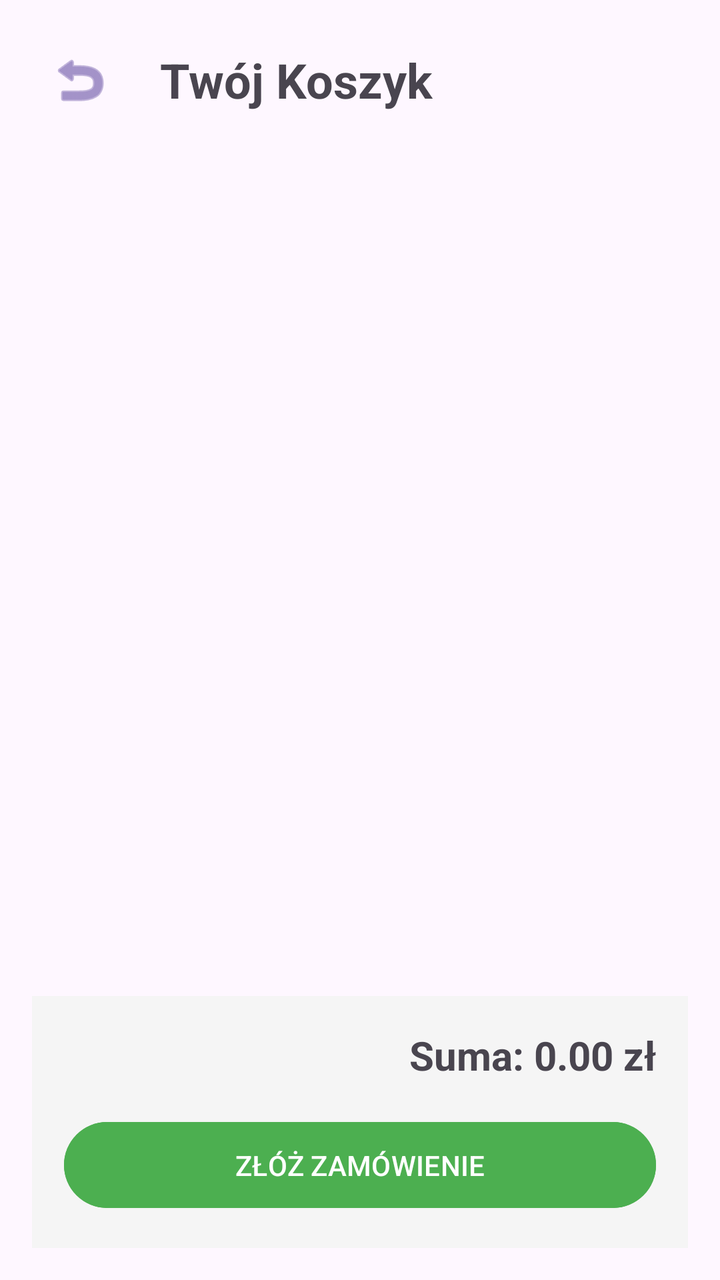
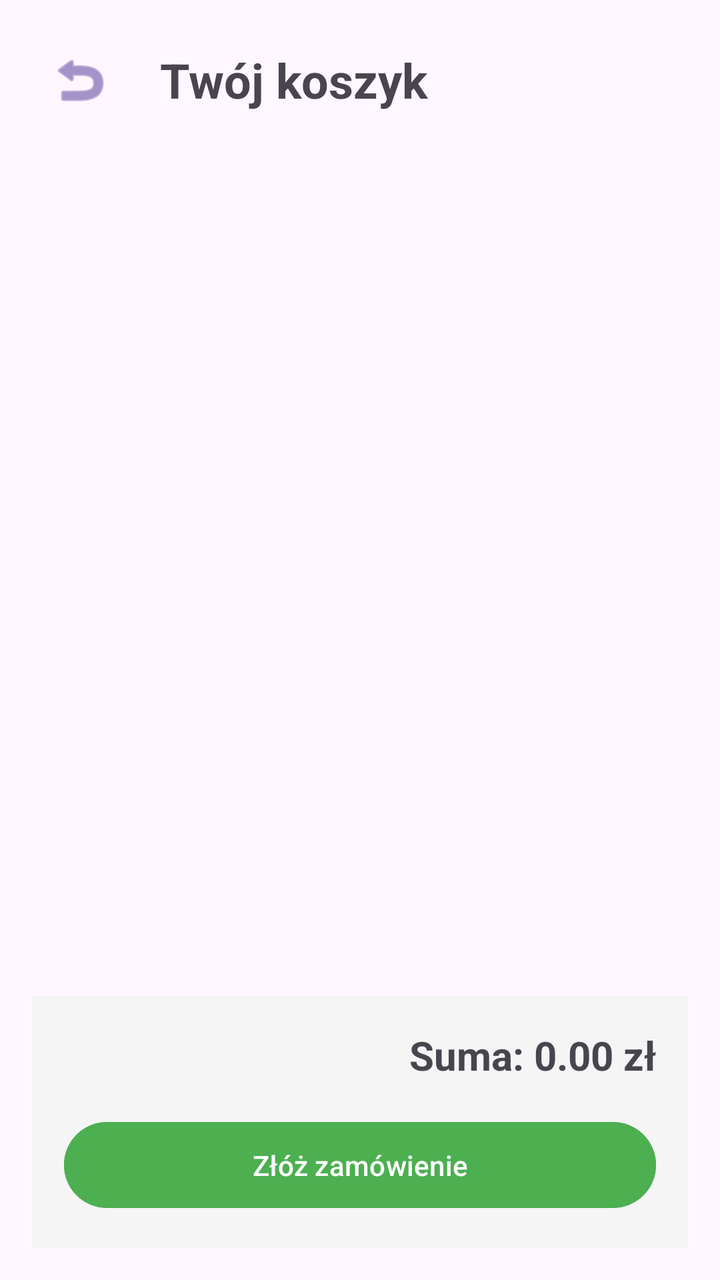

Before-and-after screenshots of an Android layout around one commit, followed by the original layout XML and the change that was made.
<!-- AndroidManifest.xml: application theme Theme.Sklep -->
<!-- res/layout/activity_cart.xml -->
<?xml version="1.0" encoding="utf-8"?>
<androidx.constraintlayout.widget.ConstraintLayout xmlns:android="http://schemas.android.com/apk/res/android"
    xmlns:app="http://schemas.android.com/apk/res-auto"
    xmlns:tools="http://schemas.android.com/tools"
    android:layout_width="match_parent"
    android:layout_height="match_parent"
    android:padding="16dp"
    tools:context=".activities.CartActivity">

    
    <LinearLayout
        android:id="@+id/headerCart"
        android:layout_width="match_parent"
        android:layout_height="wrap_content"
        android:orientation="horizontal"
        android:gravity="center_vertical"
        app:layout_constraintTop_toTopOf="parent">

        <ImageButton
            android:id="@+id/btnBack"
            android:layout_width="48dp"
            android:layout_height="48dp"
            android:background="?attr/selectableItemBackgroundBorderless"
            android:src="@android:drawable/ic_menu_revert"
            app:tint="#6750A4" />

        <TextView
            android:layout_width="wrap_content"
            android:layout_height="wrap_content"
            android:text="Twój Koszyk"
            android:textSize="24sp"
            android:textStyle="bold"
            android:layout_marginStart="16dp" />
    </LinearLayout>

    
    <androidx.recyclerview.widget.RecyclerView
        android:id="@+id/rvCartItems"
        android:layout_width="0dp"
        android:layout_height="0dp"
        android:layout_marginTop="16dp"
        android:layout_marginBottom="16dp"
        app:layout_constraintBottom_toTopOf="@+id/layoutSummary"
        app:layout_constraintEnd_toEndOf="parent"
        app:layout_constraintStart_toStartOf="parent"
        app:layout_constraintTop_toBottomOf="@id/headerCart" />

    
    <LinearLayout
        android:id="@+id/layoutSummary"
        android:layout_width="match_parent"
        android:layout_height="wrap_content"
        android:orientation="vertical"
        android:background="#F5F5F5"
        android:padding="16dp"
        app:layout_constraintBottom_toBottomOf="parent">

        <TextView
            android:id="@+id/tvTotalAmount"
            android:layout_width="match_parent"
            android:layout_height="wrap_content"
            android:text="Suma: 0.00 zł"
            android:textSize="20sp"
            android:textStyle="bold"
            android:gravity="end"
            android:layout_marginBottom="16dp" />

        <Button
            android:id="@+id/btnPlaceOrder"
            android:layout_width="match_parent"
            android:layout_height="wrap_content"
            android:text="ZŁÓŻ ZAMÓWIENIE"
            android:backgroundTint="#4CAF50"
            android:padding="12dp" />
    </LinearLayout>

</androidx.constraintlayout.widget.ConstraintLayout>
<!-- resources referenced by this layout -->
<resources>
  <style name="Theme.Sklep" parent="Base.Theme.Sklep" />
  <style name="Base.Theme.Sklep" parent="Theme.Material3.DayNight.NoActionBar">
          
          
      </style>
</resources>

<!-- the commit's change to res/layout/activity_cart.xml (unified diff, before → after) -->
@@ -7,13 +7,12 @@
     android:padding="16dp"
     tools:context=".activities.CartActivity">
 
-    
     <LinearLayout
         android:id="@+id/headerCart"
         android:layout_width="match_parent"
         android:layout_height="wrap_content"
+        android:gravity="center_vertical"
         android:orientation="horizontal"
-        android:gravity="center_vertical"
         app:layout_constraintTop_toTopOf="parent">
 
         <ImageButton
@@ -21,19 +20,19 @@
             android:layout_width="48dp"
             android:layout_height="48dp"
             android:background="?attr/selectableItemBackgroundBorderless"
+            android:contentDescription="Wstecz"
             android:src="@android:drawable/ic_menu_revert"
             app:tint="#6750A4" />
 
         <TextView
             android:layout_width="wrap_content"
             android:layout_height="wrap_content"
-            android:text="Twój Koszyk"
+            android:layout_marginStart="16dp"
+            android:text="Twój koszyk"
             android:textSize="24sp"
-            android:textStyle="bold"
-            android:layout_marginStart="16dp" />
-    </LinearLayout>
-
-    
+            android:textStyle="bold" />
+    </LinearLayout>
+
     <androidx.recyclerview.widget.RecyclerView
         android:id="@+id/rvCartItems"
         android:layout_width="0dp"
@@ -43,15 +42,52 @@
         app:layout_constraintBottom_toTopOf="@+id/layoutSummary"
         app:layout_constraintEnd_toEndOf="parent"
         app:layout_constraintStart_toStartOf="parent"
-        app:layout_constraintTop_toBottomOf="@id/headerCart" />
-
-    
+        app:layout_constraintTop_toBottomOf="@id/headerCart"
+        tools:listitem="@layout/item_cart" />
+
+    <LinearLayout
+        android:id="@+id/emptyCartState"
+        android:layout_width="0dp"
+        android:layout_height="wrap_content"
+        android:gravity="center"
+        android:orientation="vertical"
+        android:padding="24dp"
+        android:visibility="gone"
+        app:layout_constraintBottom_toBottomOf="parent"
+        app:layout_constraintEnd_toEndOf="parent"
+        app:layout_constraintStart_toStartOf="parent"
+        app:layout_constraintTop_toBottomOf="@id/headerCart">
+
+        <TextView
+            android:layout_width="match_parent"
+            android:layout_height="wrap_content"
+            android:gravity="center"
+            android:text="Koszyk jest pusty"
+            android:textSize="22sp"
+            android:textStyle="bold" />
+
+        <TextView
+            android:layout_width="match_parent"
+            android:layout_height="wrap_content"
+            android:layout_marginTop="8dp"
+            android:gravity="center"
+            android:text="Dodaj produkty, które chcesz zamówić."
+            android:textSize="16sp" />
+
+        <Button
+            android:id="@+id/btnBrowseProducts"
+            android:layout_width="match_parent"
+            android:layout_height="wrap_content"
+            android:layout_marginTop="20dp"
+            android:text="Przeglądaj produkty" />
+    </LinearLayout>
+
     <LinearLayout
         android:id="@+id/layoutSummary"
         android:layout_width="match_parent"
         android:layout_height="wrap_content"
+        android:background="#F5F5F5"
         android:orientation="vertical"
-        android:background="#F5F5F5"
         android:padding="16dp"
         app:layout_constraintBottom_toBottomOf="parent">
 
@@ -59,19 +95,122 @@
             android:id="@+id/tvTotalAmount"
             android:layout_width="match_parent"
             android:layout_height="wrap_content"
+            android:layout_marginBottom="16dp"
+            android:gravity="end"
             android:text="Suma: 0.00 zł"
             android:textSize="20sp"
-            android:textStyle="bold"
-            android:gravity="end"
-            android:layout_marginBottom="16dp" />
+            android:textStyle="bold" />
 
         <Button
             android:id="@+id/btnPlaceOrder"
             android:layout_width="match_parent"
             android:layout_height="wrap_content"
-            android:text="ZŁÓŻ ZAMÓWIENIE"
             android:backgroundTint="#4CAF50"
-            android:padding="12dp" />
-    </LinearLayout>
+            android:padding="12dp"
+            android:text="Złóż zamówienie" />
+    </LinearLayout>
+
+    <ProgressBar
+        android:id="@+id/progressOrder"
+        android:layout_width="48dp"
+        android:layout_height="48dp"
+        android:visibility="gone"
+        app:layout_constraintBottom_toBottomOf="parent"
+        app:layout_constraintEnd_toEndOf="parent"
+        app:layout_constraintStart_toStartOf="parent"
+        app:layout_constraintTop_toTopOf="parent" />
 
 </androidx.constraintlayout.widget.ConstraintLayout>
+<!-- res/layout/item_cart.xml (included above) -->
+<?xml version="1.0" encoding="utf-8"?>
+<androidx.cardview.widget.CardView xmlns:android="http://schemas.android.com/apk/res/android"
+    xmlns:app="http://schemas.android.com/apk/res-auto"
+    android:layout_width="match_parent"
+    android:layout_height="wrap_content"
+    android:layout_marginBottom="8dp"
+    app:cardCornerRadius="8dp"
+    app:cardElevation="2dp">
+
+    <LinearLayout
+        android:layout_width="match_parent"
+        android:layout_height="wrap_content"
+        android:gravity="center_vertical"
+        android:orientation="horizontal"
+        android:padding="8dp">
+
+        <ImageView
+            android:id="@+id/ivCartProductImage"
+            android:layout_width="64dp"
+            android:layout_height="64dp"
+            android:scaleType="centerCrop" />
+
+        <LinearLayout
+            android:layout_width="0dp"
+            android:layout_height="wrap_content"
+            android:layout_marginStart="12dp"
+            android:layout_weight="1"
+            android:orientation="vertical">
+
+            <TextView
+                android:id="@+id/tvCartProductName"
+                android:layout_width="match_parent"
+                android:layout_height="wrap_content"
+                android:text="Nazwa produktu"
+                android:textSize="16sp"
+                android:textStyle="bold" />
+
+            <TextView
+                android:id="@+id/tvCartProductPrice"
+                android:layout_width="wrap_content"
+                android:layout_height="wrap_content"
+                android:layout_marginTop="2dp"
+                android:text="0.00 zł"
+                android:textColor="#6750A4" />
+
+            <LinearLayout
+                android:layout_width="wrap_content"
+                android:layout_height="wrap_content"
+                android:layout_marginTop="6dp"
+                android:gravity="center_vertical"
+                android:orientation="horizontal">
+
+                <ImageButton
+                    android:id="@+id/btnDecreaseQuantity"
+                    android:layout_width="36dp"
+                    android:layout_height="36dp"
+                    android:background="?attr/selectableItemBackgroundBorderless"
+                    android:contentDescription="Zmniejsz ilość"
+                    android:src="@android:drawable/ic_media_previous"
+                    app:tint="#6750A4" />
+
+                <TextView
+                    android:id="@+id/tvCartProductQuantity"
+                    android:layout_width="36dp"
+                    android:layout_height="wrap_content"
+                    android:gravity="center"
+                    android:text="1"
+                    android:textSize="16sp"
+                    android:textStyle="bold" />
+
+                <ImageButton
+                    android:id="@+id/btnIncreaseQuantity"
+                    android:layout_width="36dp"
+                    android:layout_height="36dp"
+                    android:background="?attr/selectableItemBackgroundBorderless"
+                    android:contentDescription="Zwiększ ilość"
+                    android:src="@android:drawable/ic_input_add"
+                    app:tint="#6750A4" />
+            </LinearLayout>
+        </LinearLayout>
+
+        <ImageButton
+            android:id="@+id/btnRemoveCartItem"
+            android:layout_width="44dp"
+            android:layout_height="44dp"
+            android:background="?attr/selectableItemBackgroundBorderless"
+            android:contentDescription="Usuń z koszyka"
+            android:src="@android:drawable/ic_menu_delete"
+            app:tint="#B3261E" />
+
+    </LinearLayout>
+</androidx.cardview.widget.CardView>
